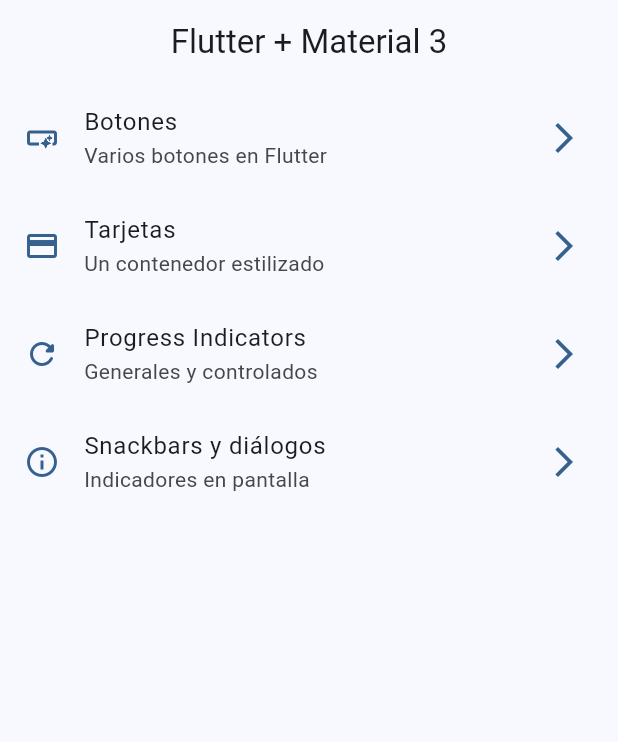
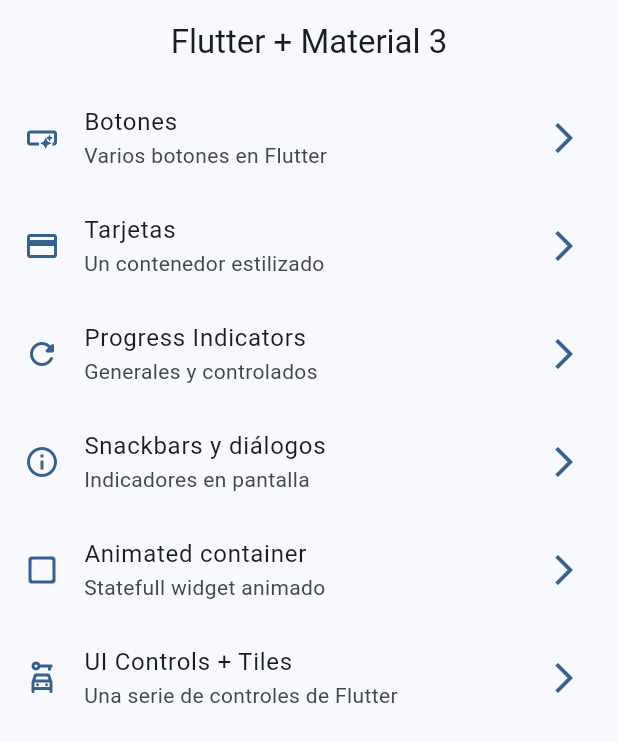
Before and after one commit to aortega46/widgets-app, a Flutter app: the screen it shows after launch, on a phone screen of 412 x 824 dp. Shown: the top 742 px of the screen. Run offline on Flutter 3.47's test engine with Material 2 defaults, Android fonts, the phone set to English and light mode, and no system bars; our stand-ins replace go_router.

```diff
--- a/lib/config/menu/menu_items.dart
+++ b/lib/config/menu/menu_items.dart
@@ -39,4 +39,16 @@ const appMenuItems = <MenuItem>[
     link: '/snackbars',
     icon: Icons.info_outline,
   ),
+  MenuItem(
+    title: 'Animated container',
+    subTitle: 'Statefull widget animado',
+    link: '/animated',
+    icon: Icons.check_box_outline_blank_rounded,
+  ),
+  MenuItem(
+    title: 'UI Controls + Tiles',
+    subTitle: 'Una serie de controles de Flutter',
+    link: '/ui-controls',
+    icon: Icons.car_rental_outlined,
+  ),
 ];
--- a/lib/config/router/app_router.dart
+++ b/lib/config/router/app_router.dart
@@ -30,5 +30,15 @@ final appRouter = GoRouter(
       name: SnackbarScreen.name,
       builder: (context, state) => const SnackbarScreen(),
     ),
+    GoRoute(
+      path: '/animated',
+      name: AnimatedScreen.name,
+      builder: (context, state) => const AnimatedScreen(),
+    ),
+    GoRoute(
+      path: '/ui-controls',
+      name: UiControlsScreen.name,
+      builder: (context, state) => const UiControlsScreen(),
+    ),
   ],
 );
--- a/lib/presentation/screens/progress/progress_screen.dart
+++ b/lib/presentation/screens/progress/progress_screen.dart
@@ -1,7 +1,7 @@
 import 'package:flutter/material.dart';
 
 class ProgressScreen extends StatelessWidget {
-  static const name = 'animated_screen';
+  static const name = 'progress_screen';
 
   const ProgressScreen({super.key});
 
```
Also changed, not shown: lib/presentation/screens/animated/animated_screen.dart (+49 -2 lines).
